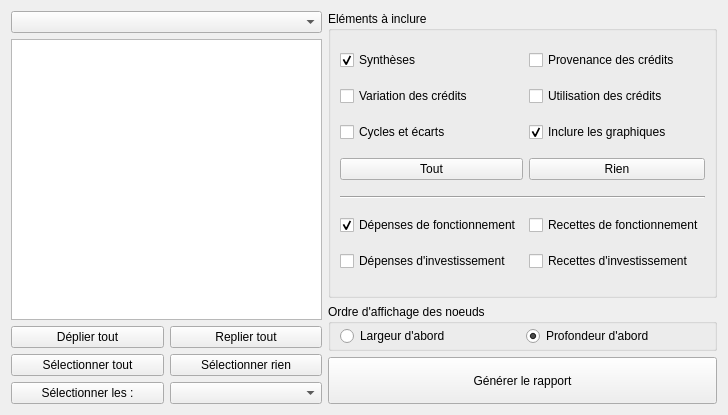
Above: formreportingreports.ui from GiPiLab/ProtonClassicSuite before the change. Below: the same form after it.
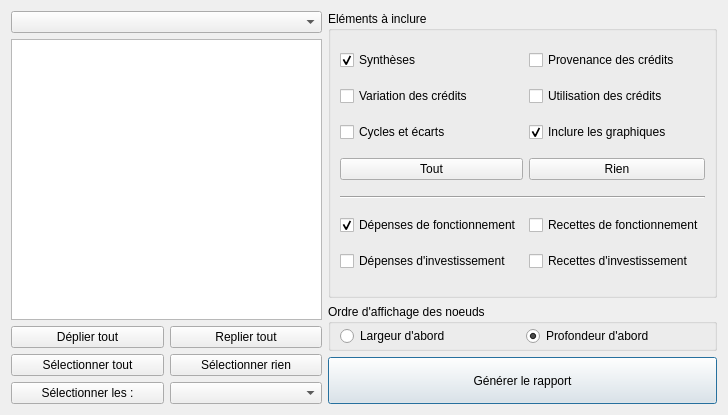
That is the form after the change. Icons and pictures are not drawn.

The edit to the form file:
```diff
--- a/formreportingreports.ui
+++ b/formreportingreports.ui
@@ -209,6 +209,9 @@
       <iconset resource="Images.qrc">
        <normaloff>:/icons/icons/html.png</normaloff>:/icons/icons/html.png</iconset>
      </property>
+     <property name="default">
+      <bool>true</bool>
+     </property>
     </widget>
    </item>
    <item row="1" column="1">
```
Left out of the diff: 25 changed lines with no effect on the pictures.
